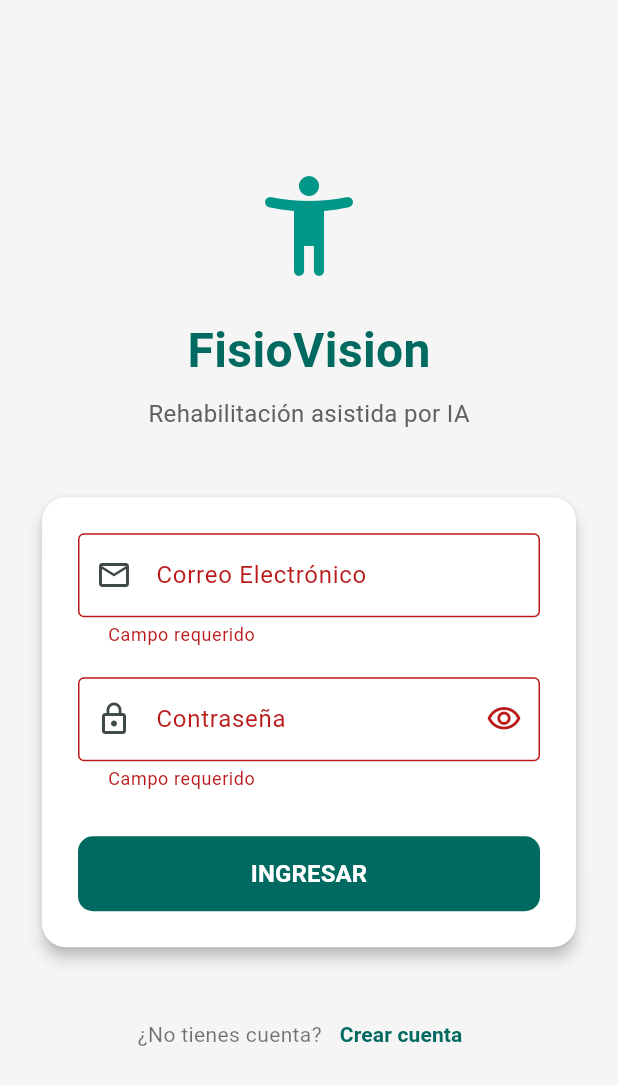
After one commit to enriqueBueln/fisiovision, a Flutter app: the LoginScreen screen opened by its route, after a tap on "INGRESAR", on a phone screen of 412 x 824 dp. The commit adds this screen. Shown: the top 1085 px of the screen. Run offline on Flutter 3.47's test engine with Material 3 defaults, Android fonts, the phone set to English and light mode, and no system bars; our stand-ins replace camera, flutter_dotenv, flutter_riverpod, fluttertoast, go_router, permission_handler and 2 more; missing offline and left inert: google_mlkit_pose_detection; accounts and stored records are empty; network calls fail.

Commit message:
Add login screen and routine assignment functionality; update router and patient model

```diff
--- a/lib/config/router.dart
+++ b/lib/config/router.dart
@@ -1,7 +1,9 @@
 import 'package:fisiovision/screens/exercises/exercise_form.dart';
 import 'package:fisiovision/screens/exercises/exercise_sreen.dart';
+import 'package:fisiovision/screens/login/login_screen.dart';
 import 'package:fisiovision/screens/patient/patient_form_screen.dart';
 import 'package:fisiovision/screens/patient/patient_screen.dart';
+import 'package:fisiovision/screens/patient/routine-assignment/routineAssigmentScreen.dart';
 import 'package:fisiovision/screens/view_patient/patient/connection_web.dart';
 import 'package:fisiovision/screens/view_patient/patient/laptop_feedback.dart';
 import 'package:fisiovision/screens/view_patient/patient/mobile_camera_view.dart';
@@ -12,6 +14,13 @@ import 'package:go_router/go_router.dart';
 final appRouter = GoRouter(
   initialLocation: '/pacientes',
   routes: [
+    GoRoute(
+      path: '/asignacion-rutina',
+      builder: (context, state) {
+        return const RoutineAssignmentScreen();
+      },
+    ),
+    GoRoute(path: '/login', builder: (context, state) => const LoginScreen()),
     // RUTA 1: Pacientes
     GoRoute(
       path: '/laptop-feedback',
--- a/lib/models/paciente_model.dart
+++ b/lib/models/paciente_model.dart
@@ -1,9 +1,9 @@
 class Paciente {
   final String id;
   final String nombre;
-  final String diagnostico;
+  final String? diagnostico;
 
-  Paciente({required this.id, required this.nombre, required this.diagnostico});
+  Paciente({required this.id, required this.nombre, this.diagnostico});
 
   // Factory constructor: Transforma el JSON del backend a Objeto Dart
   factory Paciente.fromJson(Map<String, dynamic> json) {
--- a/lib/screens/home_screen.dart
+++ b/lib/screens/home_screen.dart
@@ -28,7 +28,7 @@ class HomeScreen extends ConsumerWidget {
               final paciente = pacientes[index];
               return ListTile(
                 title: Text(paciente.nombre),
-                subtitle: Text(paciente.diagnostico),
+                subtitle: Text(paciente.diagnostico ?? "Sin diagnóstico"),
                 onTap: () {
                   // Navegar a detalles o grabar video
                 },
--- /dev/null
+++ b/lib/screens/login/login_screen.dart
@@ -0,0 +1,250 @@
+import 'package:flutter/material.dart';
+import 'package:flutter_riverpod/flutter_riverpod.dart';
+import 'package:riverpod/legacy.dart';
+
+// --- PROVIDER SIMULADO PARA ESTE EJEMPLO ---
+// (En tu proyecto real, usa tu authProvider existente)
+final authStateProvider = StateProvider<bool>(
+  (ref) => false,
+); // false = no cargando, true = cargando
+
+class LoginScreen extends StatelessWidget {
+  const LoginScreen({super.key});
+
+  @override
+  Widget build(BuildContext context) {
+    // Detectar modo oscuro para colores de fondo
+    final isDarkMode = Theme.of(context).brightness == Brightness.dark;
+    final backgroundColor = isDarkMode
+        ? const Color(0xFF121212)
+        : const Color(0xFFF5F5F5);
+
+    return GestureDetector(
+      onTap: () => FocusManager.instance.primaryFocus
+          ?.unfocus(), // Ocultar teclado al tocar fuera
+      child: Scaffold(
+        backgroundColor: backgroundColor,
+        body: Center(
+          // Centrado vertical y horizontal
+          child: SingleChildScrollView(
+            padding: const EdgeInsets.symmetric(horizontal: 24.0),
+            child: Column(
+              mainAxisAlignment: MainAxisAlignment.center,
+              children: [
+                // 1. LOGO Y TÍTULO
+                const Icon(
+                  Icons.accessibility_new_rounded,
+                  size: 80,
+                  color: Colors.teal,
+                ),
+                const SizedBox(height: 20),
+                Text(
+                  'FisioVision',
+                  style: TextStyle(
+                    fontSize: 32,
+                    fontWeight: FontWeight.bold,
+                    color: Theme.of(context).colorScheme.primary,
+                  ),
+                ),
+                const SizedBox(height: 8),
+                Text(
+                  'Rehabilitación asistida por IA',
+                  style: TextStyle(
+                    fontSize: 16,
+                    color: isDarkMode ? Colors.grey[400] : Colors.grey[700],
+                  ),
+                ),
+                const SizedBox(height: 40),
+
+                // 2. FORMULARIO DENTRO DE CARD (Estilo consistente)
+                Card(
+                  elevation: 4,
+                  shape: RoundedRectangleBorder(
+                    borderRadius: BorderRadius.circular(16),
+                  ),
+                  color: isDarkMode ? const Color(0xFF1E1E1E) : Colors.white,
+                  child: Padding(
+                    padding: const EdgeInsets.all(24.0),
+                    child: const _LoginForm(),
+                  ),
+                ),
+
+                const SizedBox(height: 30),
+
+                // 3. REGISTER LINK
+                Row(
+                  mainAxisAlignment: MainAxisAlignment.center,
+                  children: [
+                    Text(
+                      '¿No tienes cuenta?',
+                      style: TextStyle(
+                        color: isDarkMode ? Colors.white70 : Colors.black54,
+                      ),
+                    ),
+                    TextButton(
+                      onPressed: () {
+                        // context.push('/register'); // Tu ruta de registro
+                        print("Ir a registro");
+                      },
+                      child: const Text(
+                        'Crear cuenta',
+                        style: TextStyle(fontWeight: FontWeight.bold),
+                      ),
+                    ),
+                  ],
+                ),
+              ],
+            ),
+          ),
+        ),
+      ),
+    );
+  }
+}
+
+// --- FORMULARIO LÓGICO ---
+class _LoginForm extends ConsumerStatefulWidget {
+  const _LoginForm();
+
+  @override
+  ConsumerState<_LoginForm> createState() => _LoginFormState();
+}
+
+class _LoginFormState extends ConsumerState<_LoginForm> {
+  final _formKey = GlobalKey<FormState>();
+
+  // Controladores simples (estilo pragmático)
+  final _emailCtrl = TextEditingController();
+  final _passCtrl = TextEditingController();
+
+  bool _isObscure = true;
+
+  @override
+  void dispose() {
+    _emailCtrl.dispose();
+    _passCtrl.dispose();
+    super.dispose();
+  }
+
+  void _submit() async {
+    if (!_formKey.currentState!.validate()) return;
+
+    // 1. Activar estado de carga
+    ref.read(authStateProvider.notifier).state = true;
+
+    // 2. Simular petición API (Aquí iría tu llamada real)
+    await Future.delayed(const Duration(seconds: 2));
+
+    // 3. Desactivar carga
+    if (!mounted) return;
+    ref.read(authStateProvider.notifier).state = false;
+
+    // 4. Navegar si todo salió bien
+    // context.go('/pacientes');
+    print("Login Exitoso: Email: ${_emailCtrl.text}");
+  }
+
+  @override
+  Widget build(BuildContext context) {
+    final isLoading = ref.watch(authStateProvider);
+    final isMobile = MediaQuery.of(context).size.width < 600;
+    final formWidth = isMobile ? double.infinity : 400.0;
+
+    return Center(
+      child: SizedBox(
+        width: formWidth,
+        child: Form(
+          key: _formKey,
+          child: Column(
+            crossAxisAlignment: CrossAxisAlignment.stretch,
+            children: [
+              // EMAIL INPUT
+              TextFormField(
+                controller: _emailCtrl,
+                keyboardType: TextInputType.emailAddress,
+                decoration: const InputDecoration(
+                  labelText: 'Correo Electrónico',
+                  prefixIcon: Icon(Icons.email_outlined),
+                  border: OutlineInputBorder(),
+                  contentPadding: EdgeInsets.symmetric(
+                    horizontal: 16,
+                    vertical: 16,
+                  ),
+                ),
+                validator: (value) {
+                  if (value == null || value.isEmpty) return 'Campo requerido';
+                  if (!value.contains('@')) return 'Correo no válido';
+                  return null;
+                },
+              ),
+
+              const SizedBox(height: 20),
+
+              // PASSWORD INPUT
+              TextFormField(
+                controller: _passCtrl,
+                obscureText: _isObscure,
+                decoration: InputDecoration(
+                  labelText: 'Contraseña',
+                  prefixIcon: const Icon(Icons.lock_outline),
+                  border: const OutlineInputBorder(),
+                  contentPadding: const EdgeInsets.symmetric(
+                    horizontal: 16,
+                    vertical: 16,
+                  ),
+                  suffixIcon: IconButton(
+                    icon: Icon(
+                      _isObscure
+                          ? Icons.visibility_outlined
+                          : Icons.visibility_off_outlined,
+                    ),
+                    onPressed: () => setState(() => _isObscure = !_isObscure),
+                  ),
+                ),
+                validator: (value) {
+                  if (value == null || value.isEmpty) return 'Campo requerido';
+                  if (value.length < 6) return 'Mínimo 6 caracteres';
+                  return null;
+                },
+              ),
+
+              const SizedBox(height: 30),
+
+              // BUTTON
+              SizedBox(
+                height: 50,
+                child: ElevatedButton(
+                  onPressed: isLoading ? null : _submit,
+                  style: ElevatedButton.styleFrom(
+                    backgroundColor: Theme.of(context).colorScheme.primary,
+                    foregroundColor: Colors.white,
+                    shape: RoundedRectangleBorder(
+                      borderRadius: BorderRadius.circular(10),
+                    ),
+                    elevation: 0,
+                  ),
+                  child: isLoading
+                      ? const SizedBox(
+                          width: 24,
+                          height: 24,
+                          child: CircularProgressIndicator(
+                            color: Colors.white,
+                            strokeWidth: 2.5,
+                          ),
+                        )
+                      : const Text(
+                          'INGRESAR',
+                          style: TextStyle(
+                            fontSize: 16,
+                            fontWeight: FontWeight.bold,
+                          ),
+                        ),
+                ),
+              ),
+            ],
+          ),
+        ),
+      ),
+    );
+  }
+}
```
Also changed, not shown: lib/screens/patient/routine-assignment/providers.dart (added, +50 -0 lines), lib/screens/patient/routine-assignment/routineAssigmentScreen.dart (added, +276 -0 lines).
